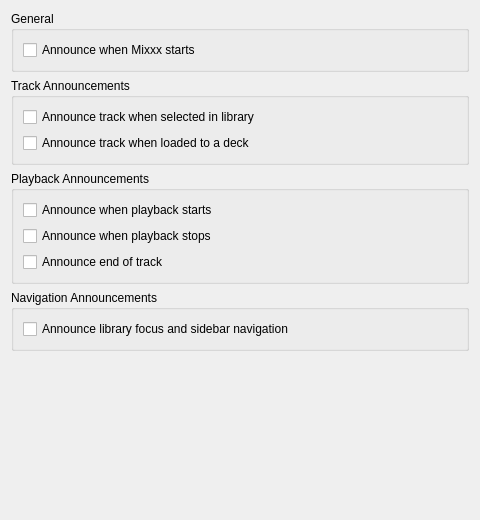
XeTK/mixxx, file src/preferences/dialog/dlgprefaccessibilitydlg.ui: the form before one commit.
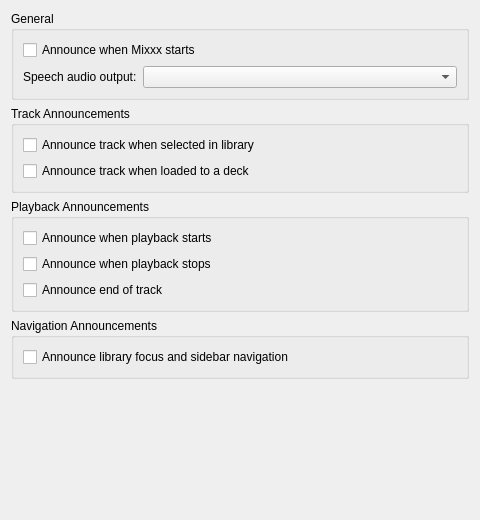
The form after the commit.

Commit message: ﻿feat(accessibility): route TTS to a user-selectable audio output device

The edit to the form file:
```diff
--- a/src/preferences/dialog/dlgprefaccessibilitydlg.ui
+++ b/src/preferences/dialog/dlgprefaccessibilitydlg.ui
@@ -30,6 +30,33 @@
         </property>
        </widget>
       </item>
+      <item>
+       <layout class="QHBoxLayout" name="horizontalLayoutAudioOutput">
+        <item>
+         <widget class="QLabel" name="labelAudioOutput">
+          <property name="text">
+           <string>Speech audio output:</string>
+          </property>
+          <property name="toolTip">
+           <string>Audio device used for speech announcements. Choose a headphone or monitor output so announcements do not play through the master mix.</string>
+          </property>
+         </widget>
+        </item>
+        <item>
+         <widget class="QComboBox" name="comboBoxTtsOutputDevice">
+          <property name="toolTip">
+           <string>Audio device used for speech announcements. Choose a headphone or monitor output so announcements do not play through the master mix.</string>
+          </property>
+          <property name="sizePolicy">
+           <sizepolicy hsizetype="Expanding" vsizetype="Fixed">
+            <horstretch>1</horstretch>
+            <verstretch>0</verstretch>
+           </sizepolicy>
+          </property>
+         </widget>
+        </item>
+       </layout>
+      </item>
      </layout>
     </widget>
    </item>
```
The commit also changes 5 other files.
